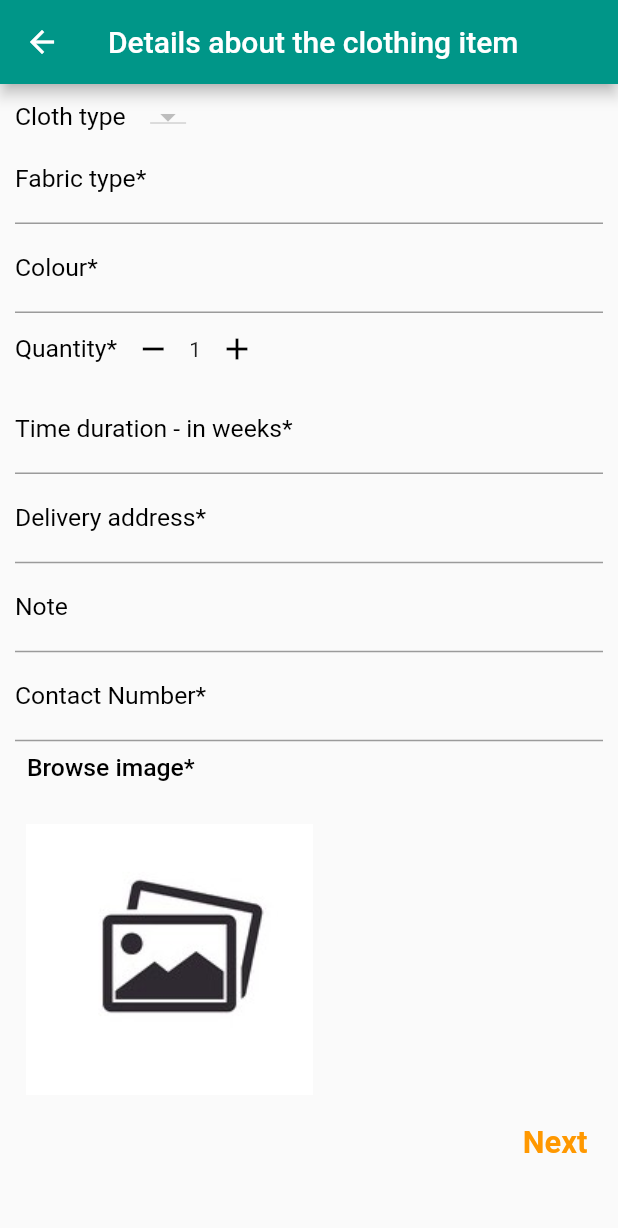
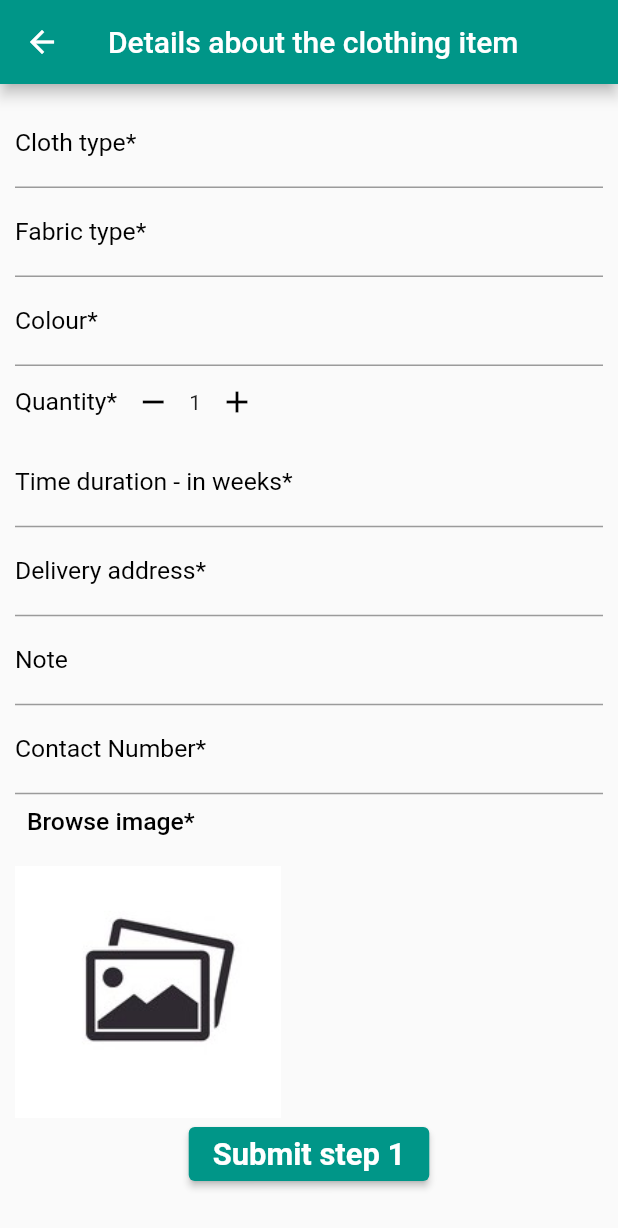
Before and after one commit to JeewanthaSenanayake/jb_tailor, a Flutter app: the CustomOder screen opened directly with empty values, on a phone screen of 412 x 824 dp. Shown: the top 1228 px of the screen. Run offline on Flutter 3.47's test engine with Material 2 defaults, Android fonts, the phone set to English and light mode, and no system bars; our stand-ins replace cloud_firestore, firebase_auth, firebase_core, firebase_storage, google_sign_in, image_picker; missing offline and left inert: cloud_firestore_web, firebase_auth_web, firebase_core_web, flutter_stripe; accounts and stored records are empty.

Commit message:
App is done, app nam ithin easy cemle

```diff
--- a/lib/Other_Pages/CustomOder.dart
+++ b/lib/Other_Pages/CustomOder.dart
@@ -3,6 +3,9 @@ import 'package:flutter/material.dart';
 import 'CustomOderStep2.dart';
 import 'DatabaseManager/DatabaseManager.dart';
 import 'package:image_picker/image_picker.dart';
+import 'package:firebase_storage/firebase_storage.dart' as firebase_storage;
+
+import 'Oder.dart';
 
 class CustomOder extends StatefulWidget {
   String uid, type;
@@ -25,12 +28,11 @@ class _CustomOderState extends State<CustomOder> {
       TimeDuration = "",
       Note = "",
       ContactNumber = "",
-      imageValidator = "";
+      imageValidator = "",
+      SelectedType = "";
   int quantity = 1;
 
-  //for dropdown menu
-  List<DropdownMenuItem<String>> dropdownItems = [];
-  String? SelectedType = "";
+  String clothItems = "";
 
   @override
   void initState() {
@@ -39,30 +41,12 @@ class _CustomOderState extends State<CustomOder> {
     getUserDeatails();
 
     if (type == "Men") {
-      //create dropdown array
-      List<String> items = ["Shirt", "Trouser"];
-      for (String item in items) {
-        dropdownItems.add(
-          DropdownMenuItem(
-            value: item,
-            child: Text(item),
-          ),
-        );
+      clothItems = "Shirt, Trouser ...";
+    } else if (type == "Women") {
+      clothItems = "Skirt, Blouse, Frock ...";
+    } else if (type == "Kids") {
+      clothItems = "Trouser, Short, Frock ...";
     }
-      SelectedType = items[0];
-    } else if (type == "Women") {
-      //create dropdown array
-      List<String> items = ["Skirt", "Blouse", "Frock"];
-      for (String item in items) {
-        dropdownItems.add(
-          DropdownMenuItem(
-            value: item,
-            child: Text(item),
-          ),
-        );
-      }
-      SelectedType = items[0];
-    } else if (type == "Kids") {}
   }
 
   //get data
@@ -108,6 +92,27 @@ class _CustomOderState extends State<CustomOder> {
     }
   }
 
+  //upload img to firebase storage
+  Future<String> uploadImage() async {
+    if (_imageFile == null) {
+      return "fail";
+    }
+
+    final firebase_storage.Reference ref = firebase_storage
+        .FirebaseStorage.instance
+        .ref()
+        .child('customizedOderImage/$uid/$type')
+        .child(DateTime.now().toString() + '.jpg');
+
+    await ref.putFile(_imageFile!);
+    final url = await ref.getDownloadURL();
+
+    // Do something with the download URL (e.g. save to Firebase Firestore)
+    return url;
+    // print(url);
+  }
+
+  bool _isLoading = false;
   @override
   Widget build(BuildContext context) {
     double scrnwidth = MediaQuery.of(context).size.width;
@@ -132,26 +137,25 @@ class _CustomOderState extends State<CustomOder> {
                     key: _formkey1,
                     child: Column(
                       children: [
-                        Row(
-                          children: [
-                            Text(
-                              "Cloth type  \t\t",
-                              style: TextStyle(
+                        TextFormField(
+                          decoration: InputDecoration(
+                            // border: OutlineInputBorder(),
+                            labelText: 'Cloth type*',
+                            labelStyle: TextStyle(
                               fontSize: scrnheight * 0.02,
                               color: Colors.black,
                             ),
+                            hintText: clothItems,
                           ),
-                            //display dropdown menu
-                            DropdownButton(
-                              value: SelectedType,
-                              items: dropdownItems,
-                              onChanged: (value) {
-                                setState(() {
-                                  SelectedType = value;
-                                });
+                          validator: (text) {
+                            if (text.toString().isEmpty) {
+                              return 'Fabric type can not be empty';
+                            }
+                            return null;
                           },
-                            ),
-                          ],
+                          onSaved: (text) {
+                            SelectedType = text.toString();
+                          },
                         ),
                         TextFormField(
                           decoration: InputDecoration(
@@ -355,7 +359,7 @@ class _CustomOderState extends State<CustomOder> {
                                   },
                                   child: Image.file(
                                     _imageFile!,
-                                    width: scrnwidth * 0.5,
+                                    width: scrnwidth * 0.43,
                                   ))
                               : Container(
                                   child: GestureDetector(
@@ -364,20 +368,28 @@ class _CustomOderState extends State<CustomOder> {
                                     },
                                     child: Image.asset(
                                       "assets/home/lodeImg.jpg",
-                                      width: scrnwidth * 0.5,
+                                      width: scrnwidth * 0.43,
                                       // width: 70,
                                     ),
                                   ),
                                 ),
                         ),
                         Container(
-                          alignment: Alignment.bottomRight,
-                          child: TextButton(
-                            child: Text(
-                              'Next',
+                          alignment: Alignment.bottomCenter,
+                          child: ElevatedButton(
+                            child: _isLoading
+                                ? const SizedBox(
+                                    width: 20,
+                                    height: 20,
+                                    child: CircularProgressIndicator(
+                                      strokeWidth: 3,
+                                      color: Colors.white,
+                                    ),
+                                  )
+                                : Text(
+                                    'Submit step 1',
                                     style: TextStyle(
                                         fontSize: scrnheight * 0.025,
-                                  color: Colors.orange,
                                         fontWeight: FontWeight.bold),
                                   ),
                             onPressed: () async {
@@ -390,6 +402,11 @@ class _CustomOderState extends State<CustomOder> {
                               }
                               if (_formkey1.currentState!.validate() &&
                                   _imageFile != null) {
+                                setState(() {
+                                  _isLoading = true;
+                                });
+                                String URL = await uploadImage();
+                                if (URL != "fail") {
                                   dynamic data = {
                                     "ClothType": SelectedType,
                                     "FabricType": FabricType,
@@ -398,16 +415,22 @@ class _CustomOderState extends State<CustomOder> {
                                     "TimeDuration": TimeDuration,
                                     "Note": Note,
                                     "ContactNumber": ContactNumber,
-                                  "quantity": quantity
+                                    "quantity": quantity,
+                                    "url": URL
                                   };
 
+                                  await DatabaseManager()
+                                      .addCustomOderStep1(uid, data);
+
+                                  setState(() {
+                                    _isLoading = false;
+                                  });
+
                                   Navigator.of(context).push(MaterialPageRoute(
-                                    builder: (context) => CustomOderStep2(
+                                      builder: (context) => Oder(
                                             uid: uid,
-                                          type: type,
-                                          data: data,
-                                          imageFile: _imageFile,
                                           )));
+                                }
                               }
                             },
                           ),
--- a/lib/Other_Pages/Home_Screen.dart
+++ b/lib/Other_Pages/Home_Screen.dart
@@ -54,8 +54,9 @@ class _State extends State<HomePage> {
                         imgId: itemData['imgId'],
                         type: itemData['type'])));
               },
-              child: Image.network(
-                "${itemData['url']}",
+              child: FadeInImage(
+                placeholder: const AssetImage('assets/loading/loading.jpg'),
+                image: NetworkImage("${itemData['url']}"),
                 height: scrnheight * 0.15,
               ),
             ),
--- a/pubspec.yaml
+++ b/pubspec.yaml
@@ -78,6 +78,7 @@ flutter:
       - assets/icons/
       - assets/home/
       - assets/Guide/
+      - assets/loading/
   #   - images/a_dot_ham.jpeg
 
   # An image asset can refer to one or more resolution-specific "variants", see
```
Also changed, not shown: lib/Other_Pages/CustomOderStep2.dart (+34 -85 lines), lib/Other_Pages/DatabaseManager/DatabaseManager.dart (+31 -2 lines), lib/Other_Pages/NormalOder.dart (+7 -2 lines), lib/Other_Pages/Oder.dart (+47 -38 lines), lib/Other_Pages/OderDetails.dart (+7 -2 lines), lib/Other_Pages/Payments.dart (deleted, +0 -181 lines), lib/Other_Pages/cart.dart (+12 -23 lines), assets/loading/loading.jpg (added). Lines whose indentation alone changed are shown as unchanged.
